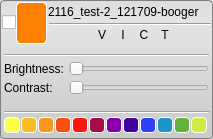
Qt form Interface/AppInterface/LayerWidget.ui (jessdtate/Seg3D) before a commit.
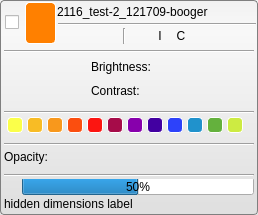
The same form after that commit. Icons and pictures are not drawn.

The edit to the form file:
```diff
--- a/Interface/AppInterface/LayerWidget.ui
+++ b/Interface/AppInterface/LayerWidget.ui
@@ -6,8 +6,8 @@
    <rect>
     <x>0</x>
     <y>0</y>
-    <width>213</width>
-    <height>139</height>
+    <width>258</width>
+    <height>215</height>
    </rect>
   </property>
   <property name="sizePolicy">
@@ -17,9 +17,12 @@
    </sizepolicy>
   </property>
   <property name="styleSheet">
-   <string notr="true">QWidget#LayerWidget{
-	
-	background-color: qlineargradient(spread:pad, x1:0.5, y1:0, x2:0.5, y2:0.960227, stop:0 rgba(221, 221, 221, 255), stop:0.155779 rgba(228, 228, 228, 255), stop:1 rgba(202, 204, 204, 255));
+   <string notr="true">QProgressBar#progress_bar_{
+	margin-top:-2px;
+}
+
+QWidget#LayerWidget{
+	background-color: qlineargradient(spread:pad, x1:0.5, y1:0, x2:0.5, y2:0.960227, stop:0 rgba(241, 241, 241, 255), stop:0.155779 rgba(248, 248, 248, 255), stop:1 rgba(224, 224, 224, 255));
 	border-radius: 4px;
 	border: 1px solid rgb(127, 127, 127);
 }
@@ -53,17 +56,7 @@
 	border-radius: 4px;
 }
 
-QToolButton#lockButton_{
-	background-color: qlineargradient(spread:pad, x1:0, y1:0, x2:1, y2:1, stop:0.512563 rgba(255, 255, 255, 0));
-	border-radius: 4px;
-	color: white;
-}
 
-QToolButton#lockButton_:pressed{
-	
-	background-color: rgb(170,170,170);
-	border-radius: 4px;
-}
 
 QPushButton#label_{
 	text-align: left;
@@ -75,59 +68,104 @@
 }
 
 /* Buttons */
-QToolButton#fillOpacityButton_{
+
+QToolButton#lock_button_{
 	background-color: qlineargradient(spread:pad, x1:0, y1:0, x2:1, y2:1, stop:0.512563 rgba(255, 255, 255, 0));
 	border: 1px solid qlineargradient(spread:pad, x1:0, y1:0, x2:1, y2:1, stop:0.512563 rgba(255, 255, 255, 0));
 }
-QToolButton#fillOpacityButton_:pressed{
-	background-color: gray;
-	color: white;
+QToolButton#lock_button_:pressed{
+	background-color: qlineargradient(spread:pad, x1:0, y1:0, x2:1, y2:1, stop:0.512563 rgba(255, 255, 255, 0));
+	border: 1px solid rgb(139, 139, 139);
 }
 
-QToolButton#brightContrastButton_{
+QToolButton#opacity_button_{
 	background-color: qlineargradient(spread:pad, x1:0, y1:0, x2:1, y2:1, stop:0.512563 rgba(255, 255, 255, 0));
 	border: 1px solid qlineargradient(spread:pad, x1:0, y1:0, x2:1, y2:1, stop:0.512563 rgba(255, 255, 255, 0));
 }
-QToolButton#brightContrastButton_:pressed{
-	background-color: gray;
-	color: white;
+QToolButton#opacity_button_:pressed{
+	background-color: qlineargradient(spread:pad, x1:0, y1:0, x2:1, y2:1, stop:0.512563 rgba(255, 255, 255, 0));
+	border: 1px solid rgb(139, 139, 139);
 }
 
-QToolButton#visibleButton_{
+QToolButton#brightness_contrast_button_{
 	background-color: qlineargradient(spread:pad, x1:0, y1:0, x2:1, y2:1, stop:0.512563 rgba(255, 255, 255, 0));
 	border: 1px solid qlineargradient(spread:pad, x1:0, y1:0, x2:1, y2:1, stop:0.512563 rgba(255, 255, 255, 0));
 }
-QToolButton#visibleButton_:pressed{
-	background-color: gray;
-	color: white;
+QToolButton#brightness_contrast_button_:pressed{
+	background-color: qlineargradient(spread:pad, x1:0, y1:0, x2:1, y2:1, stop:0.512563 rgba(255, 255, 255, 0));
+	border: 1px solid rgb(139, 139, 139);
 }
 
+QToolButton#visibility_button_{
+	background-color: qlineargradient(spread:pad, x1:0, y1:0, x2:1, y2:1, stop:0.512563 rgba(255, 255, 255, 0));
+	border: 1px solid qlineargradient(spread:pad, x1:0, y1:0, x2:1, y2:1, stop:0.512563 rgba(255, 255, 255, 0));
+}
+QToolButton#visibility_button_:pressed{
+	background-color: qlineargradient(spread:pad, x1:0, y1:0, x2:1, y2:1, stop:0.512563 rgba(255, 255, 255, 0));
+	border: 1px solid rgb(139, 139, 139);
+}
 
-QToolButton#isoSurfaceButton_{
+QToolButton#iso_surface_button_{
 	background-color: qlineargradient(spread:pad, x1:0, y1:0, x2:1, y2:1, stop:0.512563 rgba(255, 255, 255, 0));
 	border: 1px solid qlineargradient(spread:pad, x1:0, y1:0, x2:1, y2:1, stop:0.512563 rgba(255, 255, 255, 0));
 }
-QToolButton#isoSurfaceButton_:pressed{
-	background-color: gray;
-	color: white;
+QToolButton#iso_surface_button_:pressed{
+	background-color: qlineargradient(spread:pad, x1:0, y1:0, x2:1, y2:1, stop:0.512563 rgba(255, 255, 255, 0));
+	border: 1px solid rgb(139, 139, 139);
 }
 
-QToolButton#computeIsoSurfaceButton_{
+QToolButton#compute_iso_surface_button_{
 	background-color: qlineargradient(spread:pad, x1:0, y1:0, x2:1, y2:1, stop:0.512563 rgba(255, 255, 255, 0));
 	border: 1px solid qlineargradient(spread:pad, x1:0, y1:0, x2:1, y2:1, stop:0.512563 rgba(255, 255, 255, 0));
 }
-QToolButton#computeIsoSurfaceButton_:pressed{
-	background-color: gray;
-	color: white;
+QToolButton#compute_iso_surface_button_:pressed{
+	background-color: qlineargradient(spread:pad, x1:0, y1:0, x2:1, y2:1, stop:0.512563 rgba(255, 255, 255, 0));
+	border: 1px solid rgb(139, 139, 139);
 }
 
-QToolButton#volumeTargetButton_{
+QToolButton#fill_border_button_{
 	background-color: qlineargradient(spread:pad, x1:0, y1:0, x2:1, y2:1, stop:0.512563 rgba(255, 255, 255, 0));
 	border: 1px solid qlineargradient(spread:pad, x1:0, y1:0, x2:1, y2:1, stop:0.512563 rgba(255, 255, 255, 0));
 }
-QToolButton#volumeTargetButton_:pressed{
-	background-color: gray;
-	color: white;
+QToolButton#fill_border_button_:pressed{
+	background-color: qlineargradient(spread:pad, x1:0, y1:0, x2:1, y2:1, stop:0.512563 rgba(255, 255, 255, 0));
+	border: 1px solid rgb(139, 139, 139);
+}
+
+QToolButton#fill_border_button_{
+	background-color: qlineargradient(spread:pad, x1:0, y1:0, x2:1, y2:1, stop:0.512563 rgba(255, 255, 255, 0));
+	border: 1px solid qlineargradient(spread:pad, x1:0, y1:0, x2:1, y2:1, stop:0.512563 rgba(255, 255, 255, 0));
+}
+QToolButton#fill_border_button_:pressed{
+	background-color: qlineargradient(spread:pad, x1:0, y1:0, x2:1, y2:1, stop:0.512563 rgba(255, 255, 255, 0));
+	border: 1px solid rgb(139, 139, 139);
+}
+
+QToolButton#volume_rendered_button_{
+	background-color: qlineargradient(spread:pad, x1:0, y1:0, x2:1, y2:1, stop:0.512563 rgba(255, 255, 255, 0));
+	border: 1px solid qlineargradient(spread:pad, x1:0, y1:0, x2:1, y2:1, stop:0.512563 rgba(255, 255, 255, 0));
+}
+QToolButton#volume_rendered_button_:pressed{
+	background-color: qlineargradient(spread:pad, x1:0, y1:0, x2:1, y2:1, stop:0.512563 rgba(255, 255, 255, 0));
+	border: 1px solid rgb(139, 139, 139);
+}
+
+QToolButton#color_button_{
+	background-color: qlineargradient(spread:pad, x1:0, y1:0, x2:1, y2:1, stop:0.512563 rgba(255, 255, 255, 0));
+	border: 1px solid qlineargradient(spread:pad, x1:0, y1:0, x2:1, y2:1, stop:0.512563 rgba(255, 255, 255, 0));
+}
+QToolButton#color_button_:pressed{
+	background-color: qlineargradient(spread:pad, x1:0, y1:0, x2:1, y2:1, stop:0.512563 rgba(255, 255, 255, 0));
+	border: 1px solid rgb(139, 139, 139);
+}
+
+
+QToolButton#progress_cancel_button_{
+	background-color: qlineargradient(spread:pad, x1:0, y1:0, x2:1, y2:1, stop:0.512563 rgba(255, 255, 255, 0));
+	border: 1px solid qlineargradient(spread:pad, x1:0, y1:0, x2:1, y2:1, stop:0.512563 rgba(255, 255, 255, 0));
+}
+QToolButton#progress_cancel_button_:pressed{
+	background-color: qlineargradient(spread:pad, x1:0, y1:0, x2:1, y2:1, stop:0.512563 rgba(255, 255, 255, 0));
 }
 
 QToolButton#color_button_01_{
@@ -251,7 +289,7 @@
 
 </string>
   </property>
-  <layout class="QVBoxLayout" name="verticalLayout_4">
+  <layout class="QVBoxLayout" name="verticalLayout_5">
    <property name="spacing">
     <number>0</number>
    </property>
@@ -295,6 +333,26 @@
        <number>0</number>
       </property>
       <item>
+       <layout class="QHBoxLayout" name="header_h_layout_">
+        <property name="spacing">
+         <number>0</number>
+        </property>
+        <item>
+         <widget class="QWidget" name="checkbox_widget_" native="true">
+          <property name="minimumSize">
+           <size>
+            <width>23</width>
+            <height>0</height>
+           </size>
+          </property>
+          <layout class="QHBoxLayout" name="horizontalLayout_2">
+           <property name="spacing">
+            <number>0</number>
+           </property>
+           <property name="margin">
+            <number>0</number>
+           </property>
+           <item>
        <widget class="QCheckBox" name="selection_checkbox_">
         <property name="maximumSize">
          <size>
@@ -310,11 +368,9 @@
         </property>
        </widget>
       </item>
-      <item>
-       <layout class="QHBoxLayout" name="header_h_layout_">
-        <property name="spacing">
-         <number>0</number>
-        </property>
+          </layout>
+         </widget>
+        </item>
         <item>
          <widget class="QWidget" name="typeBackground_" native="true">
           <property name="sizePolicy">
@@ -371,6 +427,18 @@
               </property>
               <item>
                <widget class="QToolButton" name="colorChooseButton_">
+                <property name="minimumSize">
+                 <size>
+                  <width>0</width>
+                  <height>42</height>
+                 </size>
+                </property>
+                <property name="maximumSize">
+                 <size>
+                  <width>16777215</width>
+                  <height>42</height>
+                 </size>
+                </property>
                 <property name="font">
                  <font>
                   <pointsize>25</pointsize>
@@ -382,8 +450,8 @@
                  <string/>
                 </property>
                 <property name="icon">
-                 <iconset>
-                  <normaloff>:/new/images/MaskWhite_shadow.png</normaloff>:/new/images/MaskWhite_shadow.png</iconset>
+                 <iconset resource="Resources/AppInterface.qrc">
+                  <normaloff>:/Images/MaskWhite_shadow.png</normaloff>:/Images/MaskWhite_shadow.png</iconset>
                 </property>
                 <property name="iconSize">
                  <size>
@@ -431,7 +499,7 @@
              </size>
             </property>
             <property name="text">
-             <string>2116_test-2_121709-booger</string>
+             <string notr="true">2116_test-2_121709-booger</string>
             </property>
             <property name="flat">
              <bool>true</bool>
@@ -448,13 +516,16 @@
           <item>
            <layout class="QHBoxLayout" name="horizontalLayout_7">
             <property name="spacing">
-             <number>0</number>
+             <number>1</number>
+            </property>
+            <property name="topMargin">
+             <number>1</number>
             </property>
             <property name="bottomMargin">
-             <number>2</number>
+             <number>0</number>
             </property>
             <item>
-             <widget class="QToolButton" name="fillOpacityButton_">
+             <widget class="QToolButton" name="visibility_button_">
               <property name="minimumSize">
                <size>
                 <width>16</width>
@@ -471,17 +542,20 @@
                <string/>
               </property>
               <property name="icon">
-               <iconset>
-                <normaloff>:/new/images/BorderOff.png</normaloff>
-                <normalon>:/new/images/Border.png</normalon>:/new/images/BorderOff.png</iconset>
+               <iconset resource="Resources/AppInterface.qrc">
+                <normaloff>:/Images/VisibleOff.png</normaloff>
+                <normalon>:/Images/Visible.png</normalon>:/Images/VisibleOff.png</iconset>
               </property>
               <property name="checkable">
                <bool>true</bool>
               </property>
+              <property name="checked">
+               <bool>true</bool>
+              </property>
              </widget>
             </item>
             <item>
-             <widget class="QToolButton" name="brightContrastButton_">
+             <widget class="QToolButton" name="opacity_button_">
               <property name="minimumSize">
                <size>
                 <width>16</width>
@@ -498,9 +572,9 @@
                <string/>
               </property>
               <property name="icon">
-               <iconset>
-                <normaloff>:/new/images/BrightnessOff.png</normaloff>
-                <normalon>:/new/images/Brightness.png</normalon>:/new/images/BrightnessOff.png</iconset>
+               <iconset resource="Resources/AppInterface.qrc">
+                <normaloff>:/Images/OpacityOff.png</normaloff>
+                <normalon>:/Images/Opacity.png</normalon>:/Images/OpacityOff.png</iconset>
               </property>
               <property name="checkable">
                <bool>true</bool>
@@ -508,7 +582,7 @@
              </widget>
             </item>
             <item>
-             <widget class="QToolButton" name="visibleButton_">
+             <widget class="QToolButton" name="lock_button_">
               <property name="minimumSize">
                <size>
                 <width>16</width>
@@ -521,21 +595,71 @@
                 <height>16</height>
                </size>
               </property>
+              <property name="font">
+               <font>
+                <pointsize>25</pointsize>
+                <weight>75</weight>
+                <bold>true</bold>
+               </font>
+              </property>
               <property name="text">
-               <string>V</string>
+               <string/>
               </property>
               <property name="icon">
-               <iconset>
-                <normaloff>:/new/images/VolumeVisibleOff.png</normaloff>
-                <normalon>:/new/images/VolumeVisible.png</normalon>:/new/images/VolumeVisibleOff.png</iconset>
+               <iconset resource="Resources/AppInterface.qrc">
+                <normaloff>:/Images/LockOff.png</normaloff>
+                <normalon>:/Images/Lock.png</normalon>:/Images/LockOff.png</iconset>
               </property>
+              <property name="iconSize">
+               <size>
+                <width>16</width>
+                <height>16</height>
+               </size>
+              </property>
               <property name="checkable">
                <bool>true</bool>
               </property>
+              <property name="checked">
+               <bool>false</bool>
+              </property>
              </widget>
             </item>
             <item>
-             <widget class="QToolButton" name="isoSurfaceButton_">
+             <widget class="Line" name="header_seperator_line_">
+              <property name="orientation">
+               <enum>Qt::Vertical</enum>
+              </property>
+             </widget>
+            </item>
+            <item>
+             <widget class="QToolButton" name="color_button_">
+              <property name="minimumSize">
+               <size>
+                <width>16</width>
+                <height>16</height>
+               </size>
+              </property>
+              <property name="maximumSize">
+               <size>
+                <width>16</width>
+                <height>16</height>
+               </size>
+              </property>
+              <property name="text">
+               <string/>
+              </property>
+              <property name="icon">
+               <iconset resource="Resources/AppInterface.qrc">
+                <normaloff>:/Images/ColorOff.png</normaloff>
+                <normalon>:/Images/Color.png</normalon>:/Images/ColorOff.png</iconset>
+              </property>
+              <property name="checkable">
+               <bool>true</bool>
+              </property>
+             </widget>
+            </item>
+            <item>
+             <widget class="QToolButton" name="iso_surface_button_">
               <property name="minimumSize">
                <size>
                 <width>16</width>
@@ -552,9 +676,9 @@
                <string>I</string>
               </property>
               <property name="icon">
-               <iconset>
-                <normaloff>:/new/images/IsosurfaceVisibleOff.png</normaloff>
-                <normalon>:/new/images/IsosurfaceVisible.png</normalon>:/new/images/IsosurfaceVisibleOff.png</iconset>
+               <iconset resource="Resources/AppInterface.qrc">
+                <normaloff>:/Images/IsosurfaceVisibleOff.png</normaloff>
+                <normalon>:/Images/IsosurfaceVisible.png</normalon>:/Images/IsosurfaceVisibleOff.png</iconset>
               </property>
               <property name="checkable">
                <bool>true</bool>
@@ -562,7 +686,7 @@
              </widget>
             </item>
             <item>
-             <widget class="QToolButton" name="computeIsoSurfaceButton_">
+             <widget class="QToolButton" name="compute_iso_surface_button_">
               <property name="minimumSize">
                <size>
                 <width>16</width>
@@ -579,9 +703,9 @@
                <string>C</string>
               </property>
               <property name="icon">
-               <iconset>
-                <normaloff>:/new/images/IsosurfaceComputeOff.png</normaloff>
-                <normalon>:/new/images/IsosurfaceCompute.png</normalon>:/new/images/IsosurfaceComputeOff.png</iconset>
+               <iconset resource="Resources/AppInterface.qrc">
+                <normaloff>:/Images/IsosurfaceComputeOff.png</normaloff>
+                <normalon>:/Images/IsosurfaceCompute.png</normalon>:/Images/IsosurfaceComputeOff.png</iconset>
               </property>
               <property name="checkable">
                <bool>false</bool>
@@ -589,7 +713,7 @@
              </widget>
             </item>
             <item>
-             <widget class="QToolButton" name="volumeTargetButton_">
+             <widget class="QToolButton" name="fill_border_button_">
               <property name="minimumSize">
                <size>
                 <width>16</width>
@@ -603,51 +727,64 @@
                </size>
               </property>
               <property name="text">
-               <string>T</string>
+               <string/>
               </property>
+              <property name="icon">
+               <iconset resource="Resources/AppInterface.qrc">
+                <normaloff>:/Images/BorderOff.png</normaloff>
+                <normalon>:/Images/Border.png</normalon>:/Images/BorderOff.png</iconset>
+              </property>
              </widget>
             </item>
             <item>
-             <widget class="QToolButton" name="lockButton_">
+             <widget class="QToolButton" name="volume_rendered_button_">
               <property name="minimumSize">
                <size>
-                <width>28</width>
+                <width>16</width>
                 <height>16</height>
                </size>
               </property>
               <property name="maximumSize">
                <size>
-                <width>28</width>
+                <width>16</width>
                 <height>16</height>
                </size>
               </property>
-              <property name="font">
-               <font>
-                <pointsize>25</pointsize>
-                <weight>75</weight>
-                <bold>true</bold>
-               </font>
-              </property>
               <property name="text">
                <string/>
               </property>
               <property name="icon">
-               <iconset>
-                <normaloff>:/new/images/LockBigOff.png</normaloff>
-                <normalon>:/new/images/LockBig.png</normalon>:/new/images/LockBigOff.png</iconset>
+               <iconset resource="Resources/AppInterface.qrc">
+                <normaloff>:/Images/VolumeVisibleOff.png</normaloff>
+                <normalon>:/Images/VolumeVisible.png</normalon>:/Images/VolumeVisibleOff.png</iconset>
               </property>
-              <property name="iconSize">
+             </widget>
+            </item>
+            <item>
+             <widget class="QToolButton" name="brightness_contrast_button_">
+              <property name="minimumSize">
                <size>
-                <width>25</width>
-                <height>25</height>
+                <width>16</width>
+                <height>16</height>
                </size>
               </property>
+              <property name="maximumSize">
+               <size>
+                <width>16</width>
+                <height>16</height>
+               </size>
+              </property>
+              <property name="text">
+               <string/>
+              </property>
+              <property name="icon">
+               <iconset resource="Resources/AppInterface.qrc">
+                <normaloff>:/Images/BrightnessOff.png</normaloff>
+                <normalon>:/Images/Brightness.png</normalon>:/Images/BrightnessOff.png</iconset>
+              </property>
               <property name="checkable">
                <bool>true</bool>
               </property>
-              <property name="checked">
-               <bool>false</bool>
-              </property>
              </widget>
             </item>
            </layout>
@@ -676,7 +813,7 @@
      <property name="maximumSize">
       <size>
        <width>16777215</width>
-       <height>60</height>
+       <height>16777215</height>
       </size>
      </property>
      <property name="styleSheet">
@@ -684,7 +821,7 @@
      </property>
      <layout class="QVBoxLayout" name="verticalLayout">
       <property name="spacing">
-       <number>0</number>
+       <number>2</number>
       </property>
       <property name="margin">
        <number>4</number>
@@ -704,6 +841,9 @@
       </item>
       <item>
        <layout class="QHBoxLayout" name="brightness_h_layout_">
+        <property name="spacing">
+         <number>3</number>
+        </property>
         <item>
          <widget class="QLabel" name="brigntness_label_">
           <property name="sizePolicy">
@@ -714,13 +854,13 @@
           </property>
           <property name="minimumSize">
            <size>
-            <width>59</width>
+            <width>75</width>
             <height>0</height>
            </size>
           </property>
           <property name="maximumSize">
            <size>
-            <width>59</width>
+            <width>75</width>
             <height>16777215</height>
            </size>
           </property>
@@ -729,20 +869,13 @@
           </property>
          </widget>
         </item>
-        <item>
-         <widget class="QSlider" name="brightness_slider_">
-          <property name="orientation">
-           <enum>Qt::Horizontal</enum>
-          </property>
-          <property name="tickPosition">
-           <enum>QSlider::NoTicks</enum>
-          </property>
-         </widget>
-        </item>
        </layout>
       </item>
       <item>
        <layout class="QHBoxLayout" name="contrast_h_layout_">
+        <property name="spacing">
+         <number>3</number>
+        </property>
         <item>
          <widget class="QLabel" name="contrast_label_">
           <property name="sizePolicy">
@@ -753,13 +886,13 @@
           </property>
           <property name="minimumSize">
            <size>
-            <width>59</width>
+            <width>75</width>
             <height>0</height>
            </size>
           </property>
           <property name="maximumSize">
            <size>
-            <width>59</width>
+            <width>75</width>
             <height>16777215</height>
            </size>
           </property>
@@ -768,19 +901,6 @@
           </property>
          </widget>
         </item>
-        <item>
-         <widget class="QSlider" name="contrast_slider_">
-          <property name="singleStep">
-           <number>1</number>
-          </property>
-          <property name="orientation">
-           <enum>Qt::Horizontal</enum>
-          </property>
-          <property name="tickPosition">
-           <enum>QSlider::NoTicks</enum>
-          </property>
-         </widget>
-        </item>
        </layout>
       </item>
      </layout>
@@ -803,7 +923,7 @@
      <property name="maximumSize">
       <size>
        <width>16777215</width>
-       <height>33</height>
+       <height>16777215</height>
       </size>
      </property>
      <property name="styleSheet">
@@ -1187,6 +1307,134 @@
      </layout>
     </widget>
    </item>
+   <item>
+    <widget class="QWidget" name="opacity_bar_" native="true">
+     <layout class="QVBoxLayout" name="verticalLayout_2" stretch="0,0">
+      <property name="spacing">
+       <number>2</number>
+      </property>
+      <property name="margin">
+       <number>4</number>
+      </property>
+      <item>
+       <widget class="Line" name="opacity_bar_line_">
+        <property name="sizePolicy">
+         <sizepolicy hsizetype="Expanding" vsizetype="Fixed">
+          <horstretch>0</horstretch>
+          <verstretch>0</verstretch>
+         </sizepolicy>
+        </property>
+        <property name="orientation">
+         <enum>Qt::Horizontal</enum>
+        </property>
+       </widget>
+      </item>
+      <item>
+       <widget class="QLabel" name="opacity_label_">
+        <property name="sizePolicy">
+         <sizepolicy hsizetype="Preferred" vsizetype="Preferred">
+          <horstretch>0</horstretch>
+          <verstretch>0</verstretch>
+         </sizepolicy>
+        </property>
+        <property name="text">
+         <string>Opacity:</string>
+        </property>
+       </widget>
+      </item>
+     </layout>
+    </widget>
+   </item>
+   <item>
+    <widget class="QWidget" name="progress_bar_bar_" native="true">
+     <layout class="QVBoxLayout" name="verticalLayout_4">
+      <property name="spacing">
+       <number>2</number>
+      </property>
+      <property name="margin">
+       <number>4</number>
+      </property>
+      <item>
+       <widget class="Line" name="progress_line_">
+        <property name="orientation">
+         <enum>Qt::Horizontal</enum>
+        </property>
+       </widget>
+      </item>
+      <item>
+       <layout class="QHBoxLayout" name="horizontalLayout_3">
+        <property name="spacing">
+         <number>2</number>
+        </property>
+        <item>
+         <widget class="QToolButton" name="progress_cancel_button_">
+          <property name="minimumSize">
+           <size>
+            <width>16</width>
+            <height>16</height>
+           </size>
+          </property>
+          <property name="maximumSize">
+           <size>
+            <width>16</width>
+            <height>16</height>
+           </size>
+          </property>
+          <property name="text">
+           <string/>
+          </property>
+          <property name="icon">
+           <iconset resource="Resources/AppInterface.qrc">
+            <normaloff>:/Images/Close.png</normaloff>:/Images/Close.png</iconset>
+          </property>
+          <property name="iconSize">
+           <size>
+            <width>16</width>
+            <height>16</height>
+           </size>
+          </property>
+         </widget>
+        </item>
+        <item>
+         <widget class="QProgressBar" name="progress_bar_">
+          <property name="minimumSize">
+           <size>
+            <width>0</width>
+            <height>16</height>
+           </size>
+          </property>
+          <property name="maximumSize">
+           <size>
+            <width>16777215</width>
+            <height>16</height>
+           </size>
+          </property>
+          <property name="value">
+           <number>50</number>
+          </property>
+          <property name="alignment">
+           <set>Qt::AlignCenter</set>
+          </property>
+          <property name="textVisible">
+           <bool>true</bool>
+          </property>
+         </widget>
+        </item>
+       </layout>
+      </item>
+      <item>
+       <widget class="QLabel" name="dimensions_">
+        <property name="layoutDirection">
+         <enum>Qt::RightToLeft</enum>
+        </property>
+        <property name="text">
+         <string>hidden dimensions label</string>
+        </property>
+       </widget>
+      </item>
+     </layout>
+    </widget>
+   </item>
   </layout>
  </widget>
  <layoutdefault spacing="6" margin="11"/>
```
Left out of the diff: 4 changed lines with no effect on the pictures. Lines whose indentation alone changed are shown as unchanged.
